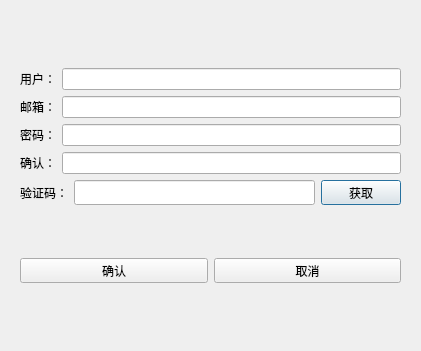
Fumika4523/MikaChat, file client/registerdialog.ui: the form before one commit.
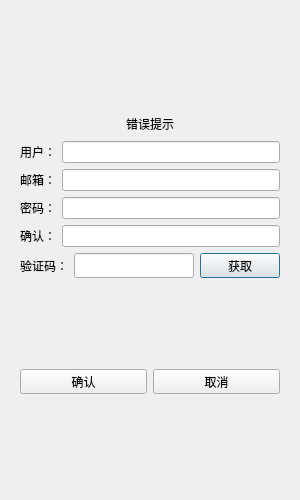
The form after the commit.

Diff of the .ui file:
```diff
--- a/client/registerdialog.ui
+++ b/client/registerdialog.ui
@@ -6,10 +6,22 @@
    <rect>
     <x>0</x>
     <y>0</y>
-    <width>421</width>
-    <height>351</height>
+    <width>300</width>
+    <height>500</height>
    </rect>
   </property>
+  <property name="minimumSize">
+   <size>
+    <width>300</width>
+    <height>500</height>
+   </size>
+  </property>
+  <property name="maximumSize">
+   <size>
+    <width>300</width>
+    <height>500</height>
+   </size>
+  </property>
   <property name="windowTitle">
    <string>Dialog</string>
   </property>
@@ -33,6 +45,25 @@
            </property>
           </spacer>
          </item>
+         <item>
+          <widget class="QWidget" name="widget" native="true">
+           <layout class="QVBoxLayout" name="verticalLayout_4">
+            <property name="bottomMargin">
+             <number>2</number>
+            </property>
+            <item>
+             <widget class="QLabel" name="err_tip">
+              <property name="text">
+               <string>错误提示</string>
+              </property>
+              <property name="alignment">
+               <set>Qt::AlignmentFlag::AlignCenter</set>
+              </property>
+             </widget>
+            </item>
+           </layout>
+          </widget>
+         </item>
          <item>
           <layout class="QHBoxLayout" name="horizontalLayout">
            <item>
```
Left out of the diff: 7 changed lines with no effect on the pictures.
